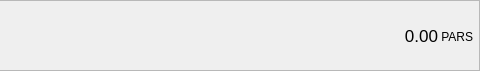
This is src/gui/ui/accountframe.ui in btcsymbiotic/BTCSWallet as Qt 5 draws it before an edit; both pictures show x 320 to 800 and y 0 to 71 of the 800 by 71 pixel window. The edited form follows.
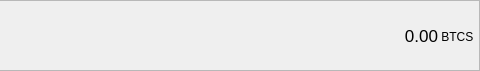
This is the edited form. Icons and pictures are not drawn.

```diff
--- a/src/gui/ui/accountframe.ui
+++ b/src/gui/ui/accountframe.ui
@@ -286,7 +286,7 @@
           </size>
          </property>
          <property name="text">
-          <string> PARS</string>
+          <string> BTCS</string>
          </property>
          <property name="alignment">
           <set>Qt::AlignBottom|Qt::AlignLeading|Qt::AlignLeft</set>
```
